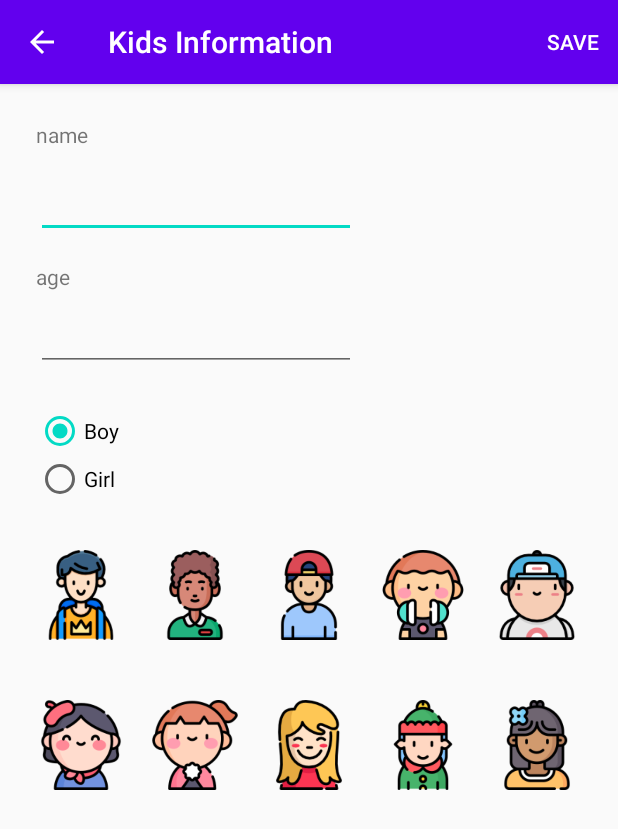
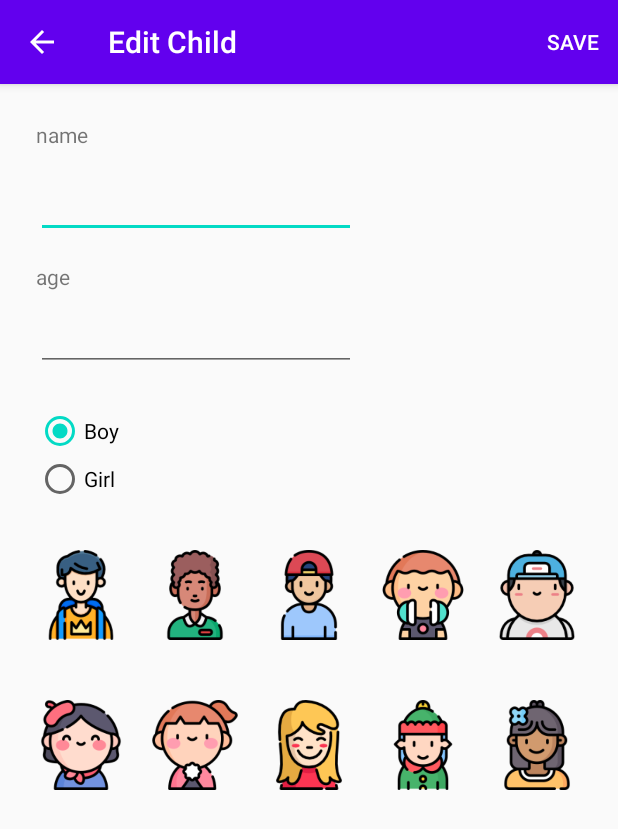
Before and after one commit to Haibhailie/ChildManager, an Android app: the EditChildActivity screen opened directly, with no data from a screen before it, on a phone screen of 412 x 824 dp. Shown: the top 829 px of the screen. Run offline under Robolectric (Android 15) with nearby library versions, the phone set to English and light mode, and no system bars.

Commit message:
Change Activity Title

```diff
--- a/app/src/main/AndroidManifest.xml
+++ b/app/src/main/AndroidManifest.xml
@@ -43,12 +43,12 @@
 
         <activity
             android:name=".ChildActivities.EditChildActivity"
-            android:label="@string/title_activity_edit_kids"
+            android:label="Edit Child"
             android:parentActivityName=".ChildActivities.ViewChildActivity"
             android:theme="@style/AppTheme.NoActionBar"/>
         <activity
             android:name=".ChildActivities.ViewChildActivity"
-            android:label="@string/title_activity_kids"
+            android:label="Children List"
             android:parentActivityName=".MainActivity"
             android:theme="@style/AppTheme.NoActionBar"/>
     </application>
--- a/app/src/main/res/layout/activity_edit_child.xml
+++ b/app/src/main/res/layout/activity_edit_child.xml
@@ -16,8 +16,7 @@
             android:layout_width="match_parent"
             android:layout_height="?attr/actionBarSize"
             android:background="?attr/colorPrimary"
-            app:popupTheme="@style/AppTheme.PopupOverlay"
-            app:title="Kids Information"/>
+            app:popupTheme="@style/AppTheme.PopupOverlay" />
 
     </com.google.android.material.appbar.AppBarLayout>
 
--- a/app/src/main/res/layout/activity_view_child.xml
+++ b/app/src/main/res/layout/activity_view_child.xml
@@ -16,8 +16,7 @@
             android:layout_width="match_parent"
             android:layout_height="?attr/actionBarSize"
             android:background="?attr/colorPrimary"
-            app:popupTheme="@style/AppTheme.PopupOverlay"
-            app:title="Kids List"/>
+            app:popupTheme="@style/AppTheme.PopupOverlay" />
 
     </com.google.android.material.appbar.AppBarLayout>
 
--- a/app/src/main/res/values/strings.xml
+++ b/app/src/main/res/values/strings.xml
@@ -2,8 +2,8 @@
     <string name="app_name">Practical Parent</string>
     <string name="action_settings">Settings</string>
 
-    <string name="title_activity_kids">KidsActivity</string>
-    <string name="title_activity_edit_kids">EditKidsActivity</string>
+    <string name="title_activity_view_child">ViewChildActivity</string>
+    <string name="title_activity_edit_child">EditChildActivity</string>
     <string name="save_btn">save</string>
     <string name="mainTitle">Welcome to Practical Parent</string>
     <string name="configureMyChildren">Configure My Children</string>
```
